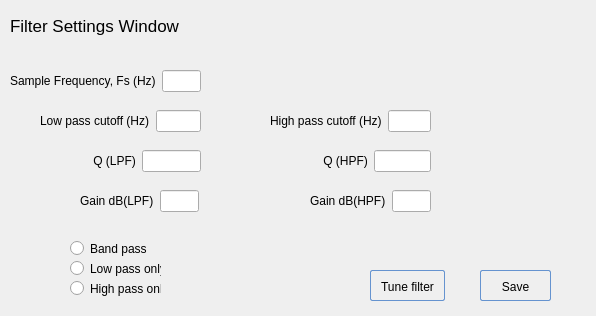
The window that POML060_v1/filtersettings.ui (viniltc/POML060) describes before a commit, drawn with Qt 5.
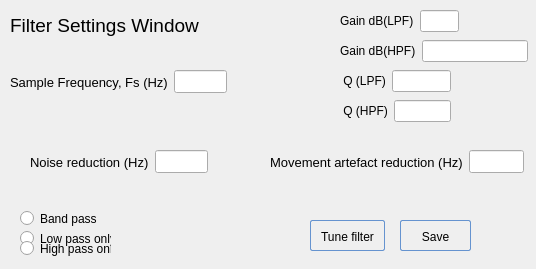
The same window after the commit.

Diff of the .ui file:
```diff
--- a/POML060_v1/filtersettings.ui
+++ b/POML060_v1/filtersettings.ui
@@ -6,8 +6,8 @@
    <rect>
     <x>0</x>
     <y>0</y>
-    <width>596</width>
-    <height>316</height>
+    <width>536</width>
+    <height>269</height>
    </rect>
   </property>
   <property name="windowTitle">
@@ -16,8 +16,8 @@
   <widget class="QPushButton" name="pushButton_save">
    <property name="geometry">
     <rect>
-     <x>480</x>
-     <y>270</y>
+     <x>400</x>
+     <y>220</y>
      <width>71</width>
      <height>31</height>
     </rect>
@@ -70,8 +70,8 @@
   <widget class="QPushButton" name="pushButton_tune">
    <property name="geometry">
     <rect>
-     <x>370</x>
-     <y>270</y>
+     <x>310</x>
+     <y>220</y>
      <width>75</width>
      <height>31</height>
     </rect>
@@ -126,28 +126,39 @@
     <rect>
      <x>10</x>
      <y>70</y>
-     <width>191</width>
-     <height>22</height>
+     <width>217</width>
+     <height>24</height>
     </rect>
    </property>
    <layout class="QHBoxLayout" name="horizontalLayout_2">
     <item>
      <widget class="QLabel" name="label_2">
+      <property name="font">
+       <font>
+        <pointsize>10</pointsize>
+       </font>
+      </property>
       <property name="text">
        <string>Sample Frequency, Fs (Hz)</string>
       </property>
      </widget>
     </item>
     <item>
-     <widget class="QLineEdit" name="lineEdit_fs"/>
+     <widget class="QLineEdit" name="lineEdit_fs">
+      <property name="font">
+       <font>
+        <pointsize>10</pointsize>
+       </font>
+      </property>
+     </widget>
     </item>
    </layout>
   </widget>
   <widget class="QRadioButton" name="radioButton_lp">
    <property name="geometry">
     <rect>
-     <x>70</x>
-     <y>260</y>
+     <x>20</x>
+     <y>230</y>
      <width>91</width>
      <height>17</height>
     </rect>
@@ -159,9 +170,9 @@
   <widget class="QWidget" name="layoutWidget_4">
    <property name="geometry">
     <rect>
-     <x>310</x>
-     <y>190</y>
-     <width>121</width>
+     <x>340</x>
+     <y>40</y>
+     <width>188</width>
      <height>22</height>
     </rect>
    </property>
@@ -181,30 +192,41 @@
   <widget class="QWidget" name="layoutWidget_2">
    <property name="geometry">
     <rect>
-     <x>40</x>
-     <y>110</y>
-     <width>161</width>
-     <height>22</height>
+     <x>30</x>
+     <y>150</y>
+     <width>178</width>
+     <height>24</height>
     </rect>
    </property>
    <layout class="QHBoxLayout" name="horizontalLayout">
     <item>
      <widget class="QLabel" name="label">
+      <property name="font">
+       <font>
+        <pointsize>10</pointsize>
+       </font>
+      </property>
       <property name="text">
-       <string>Low pass cutoff (Hz)</string>
+       <string>Noise reduction (Hz)</string>
       </property>
      </widget>
     </item>
     <item>
-     <widget class="QLineEdit" name="lineEdit_fclp"/>
+     <widget class="QLineEdit" name="lineEdit_fclp">
+      <property name="font">
+       <font>
+        <pointsize>10</pointsize>
+       </font>
+      </property>
+     </widget>
     </item>
    </layout>
   </widget>
   <widget class="QRadioButton" name="radioButton_hp">
    <property name="geometry">
     <rect>
-     <x>70</x>
-     <y>280</y>
+     <x>20</x>
+     <y>240</y>
      <width>91</width>
      <height>17</height>
     </rect>
@@ -216,8 +238,8 @@
   <widget class="QWidget" name="layoutWidget_3">
    <property name="geometry">
     <rect>
-     <x>320</x>
-     <y>150</y>
+     <x>340</x>
+     <y>100</y>
      <width>111</width>
      <height>22</height>
     </rect>
@@ -238,8 +260,8 @@
   <widget class="QWidget" name="layoutWidget_5">
    <property name="geometry">
     <rect>
-     <x>80</x>
-     <y>190</y>
+     <x>340</x>
+     <y>10</y>
      <width>119</width>
      <height>22</height>
     </rect>
@@ -261,29 +283,40 @@
    <property name="geometry">
     <rect>
      <x>270</x>
-     <y>110</y>
-     <width>161</width>
-     <height>22</height>
+     <y>150</y>
+     <width>254</width>
+     <height>24</height>
     </rect>
    </property>
    <layout class="QHBoxLayout" name="horizontalLayout_5">
     <item>
      <widget class="QLabel" name="label_14">
+      <property name="font">
+       <font>
+        <pointsize>10</pointsize>
+       </font>
+      </property>
       <property name="text">
-       <string>High pass cutoff (Hz)</string>
+       <string>Movement artefact reduction (Hz)</string>
       </property>
      </widget>
     </item>
     <item>
-     <widget class="QLineEdit" name="lineEdit_fchp"/>
+     <widget class="QLineEdit" name="lineEdit_fchp">
+      <property name="font">
+       <font>
+        <pointsize>10</pointsize>
+       </font>
+      </property>
+     </widget>
     </item>
    </layout>
   </widget>
   <widget class="QWidget" name="layoutWidget_7">
    <property name="geometry">
     <rect>
-     <x>90</x>
-     <y>150</y>
+     <x>340</x>
+     <y>70</y>
      <width>111</width>
      <height>22</height>
     </rect>
@@ -304,8 +337,8 @@
   <widget class="QRadioButton" name="radioButton_bp">
    <property name="geometry">
     <rect>
-     <x>70</x>
-     <y>240</y>
+     <x>20</x>
+     <y>210</y>
      <width>91</width>
      <height>17</height>
     </rect>
@@ -325,7 +358,7 @@
    </property>
    <property name="font">
     <font>
-     <pointsize>13</pointsize>
+     <pointsize>14</pointsize>
     </font>
    </property>
    <property name="text">
```
